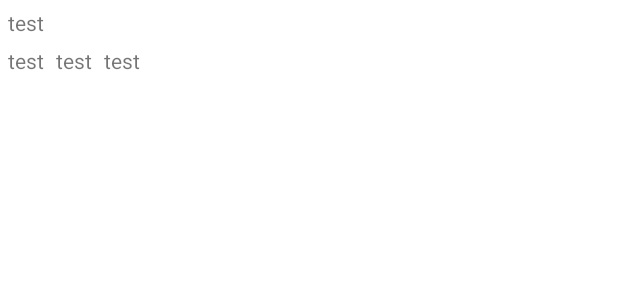
After one commit to shilek/FoodOrganiser, an Android app: the layout list_product_timetable.xml on its own in the app's theme, with its tools: preview values and no code run, on a phone screen of 412 x 824 dp. The commit adds this screen. Shown: the top 300 px of the screen. Run offline under Robolectric (Android 15) with nearby library versions, the light colour scheme and no system bars.

Commit message:
Timetable template
Basics of template, "UI" movement and displaying products of meal, local save/load of data.

```diff
--- a/FoodOrganiser/app/src/main/java/com/app/foodorganiser/MainActivity.java
+++ b/FoodOrganiser/app/src/main/java/com/app/foodorganiser/MainActivity.java
@@ -2,6 +2,7 @@ package com.app.foodorganiser;
 
 import androidx.appcompat.app.AppCompatActivity;
 
+import android.content.Intent;
 import android.os.Bundle;
 
 public class MainActivity extends AppCompatActivity {
@@ -10,5 +11,7 @@ public class MainActivity extends AppCompatActivity {
     protected void onCreate(Bundle savedInstanceState) {
         super.onCreate(savedInstanceState);
         setContentView(R.layout.activity_main);
+        Intent intent = new Intent(this, TimetableActivity.class);
+        startActivity(intent);
     }
 }
--- a/FoodOrganiser/app/src/main/java/com/app/foodorganiser/ProductTable.java
+++ b/FoodOrganiser/app/src/main/java/com/app/foodorganiser/ProductTable.java
@@ -13,7 +13,7 @@ import org.w3c.dom.Text;
 @Entity(tableName = "Products")
 public class ProductTable {
 
-    public ProductTable(String name, int protein, int carbohydrates, int fats, String code,@Nullable String pathPhoto)
+    public ProductTable(String name, int protein, int carbohydrates, int fats, String code, @Nullable String pathPhoto)
     {
         this.name = name;
         this.protein = protein;
@@ -21,7 +21,6 @@ public class ProductTable {
         this.fats = fats;
         this.code = code;
         this.pathPhoto = pathPhoto;
-
     }
 
     @PrimaryKey(autoGenerate = true)
--- a/FoodOrganiser/app/src/main/res/layout/activity_timetable.xml
+++ b/FoodOrganiser/app/src/main/res/layout/activity_timetable.xml
@@ -18,7 +18,7 @@
         android:layout_marginEnd="10dp" />
 
     <ListView
-        android:id="@+id/navigationmenu"
+        android:id="@+id/timetableMealsList"
         android:layout_width="100dp"
         android:layout_height="match_parent"
         android:layout_below="@+id/calendar"
@@ -32,7 +32,7 @@
     </ListView>
 
     <ListView
-        android:id="@+id/products"
+        android:id="@+id/timetableProductsList"
         android:layout_width="match_parent"
         android:layout_height="match_parent"
         android:layout_below="@+id/calendar"
@@ -40,7 +40,7 @@
         android:layout_marginStart="5dp"
         android:layout_marginTop="5dp"
         android:layout_marginEnd="10dp"
-        android:layout_toEndOf="@+id/navigationmenu"
+        android:layout_toEndOf="@+id/timetableMealsList"
         app:layout_constraintStart_toEndOf="parent" />
 
 </RelativeLayout>
--- /dev/null
+++ b/FoodOrganiser/app/src/main/res/layout/list_product_timetable.xml
@@ -0,0 +1,46 @@
+<?xml version="1.0" encoding="utf-8"?>
+<androidx.constraintlayout.widget.ConstraintLayout
+    xmlns:android="http://schemas.android.com/apk/res/android"
+    xmlns:app="http://schemas.android.com/apk/res-auto"
+    xmlns:tools="http://schemas.android.com/tools"
+    android:layout_width="match_parent"
+    android:layout_height="match_parent">
+
+    <TextView
+        android:id="@+id/productNameTimetable"
+        android:layout_width="match_parent"
+        android:layout_height="25dp"
+        android:layout_marginStart="5dp"
+        android:layout_marginTop="5dp"
+        app:layout_constraintStart_toStartOf="parent"
+        app:layout_constraintTop_toTopOf="parent"
+        tools:text="test" />
+
+    <TextView
+        android:id="@+id/productProteinTimetable"
+        android:layout_width="wrap_content"
+        android:layout_height="wrap_content"
+        android:layout_marginStart="5dp"
+        app:layout_constraintStart_toStartOf="parent"
+        app:layout_constraintTop_toBottomOf="@+id/productNameTimetable"
+        tools:text="test" />
+
+    <TextView
+        android:id="@+id/productCarboTimetable"
+        android:layout_width="wrap_content"
+        android:layout_height="wrap_content"
+        android:layout_marginStart="8dp"
+        app:layout_constraintStart_toEndOf="@+id/productProteinTimetable"
+        app:layout_constraintTop_toBottomOf="@+id/productNameTimetable"
+        tools:text="test" />
+
+    <TextView
+        android:id="@+id/productFatsTimetable"
+        android:layout_width="wrap_content"
+        android:layout_height="wrap_content"
+        android:layout_marginStart="8dp"
+        app:layout_constraintStart_toEndOf="@+id/productCarboTimetable"
+        app:layout_constraintTop_toBottomOf="@+id/productNameTimetable"
+        tools:text="test" />
+
+</androidx.constraintlayout.widget.ConstraintLayout>
```
Also changed, not shown: FoodOrganiser/app/src/main/java/com/app/foodorganiser/Product.java (added, +18 -0 lines), FoodOrganiser/app/src/main/java/com/app/foodorganiser/ProductDisplay.java (+6 -6 lines), FoodOrganiser/app/src/main/java/com/app/foodorganiser/ProductListAdapter.java (added, +124 -0 lines), FoodOrganiser/app/src/main/java/com/app/foodorganiser/TimetableActivity.java (+118 -3 lines).
